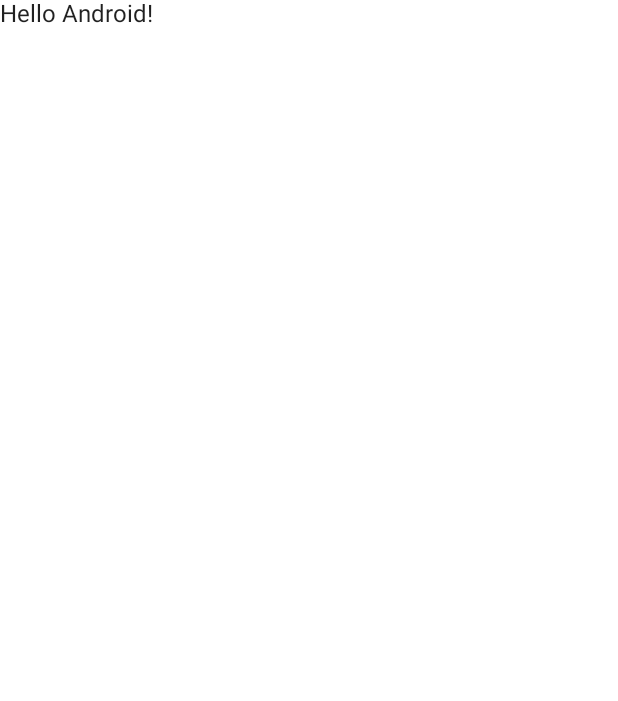
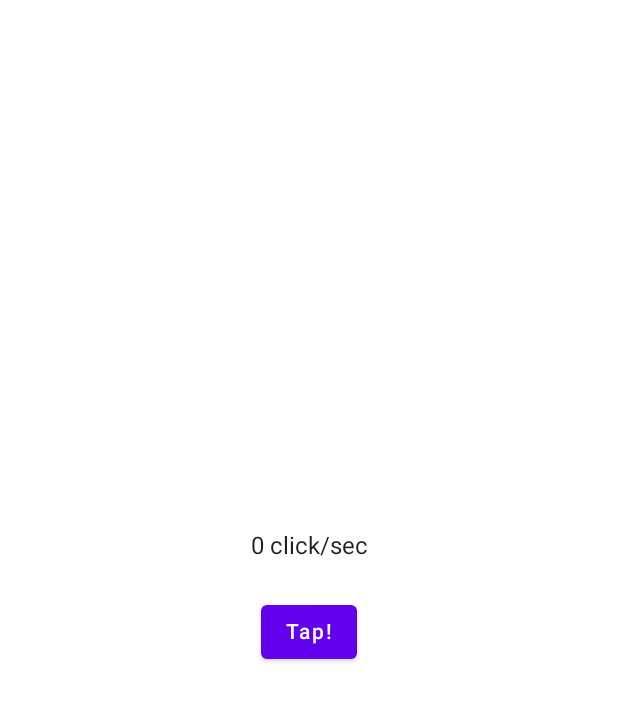
Before and after one commit to Imax1S/train_speed, an Android app built with Jetpack Compose: the screen it shows after launch (MainActivity), on a phone screen of 412 x 824 dp. Before the commit the part shown is almost empty. Shown: the top 701 px of the screen. Run offline under Robolectric (Android 15) with nearby library versions, the phone set to English and light mode, and no system bars.

Commit message:
first version of speedometer by tapping

```diff
--- a/app/src/main/java/com/example/train_speed/MainActivity.kt
+++ b/app/src/main/java/com/example/train_speed/MainActivity.kt
@@ -3,36 +3,65 @@ package com.example.train_speed
 import android.os.Bundle
 import androidx.activity.ComponentActivity
 import androidx.activity.compose.setContent
+import androidx.compose.foundation.layout.*
+import androidx.compose.material.Button
 import androidx.compose.material.MaterialTheme
 import androidx.compose.material.Surface
 import androidx.compose.material.Text
 import androidx.compose.runtime.Composable
+import androidx.compose.runtime.mutableStateOf
 import androidx.compose.ui.tooling.preview.Preview
 import com.example.train_speed.ui.theme.Train_speedTheme
+import androidx.compose.runtime.saveable.rememberSaveable
+import androidx.compose.ui.Alignment
+import androidx.compose.ui.Modifier
+import androidx.compose.ui.unit.dp
+import java.util.*
 
 class MainActivity : ComponentActivity() {
     override fun onCreate(savedInstanceState: Bundle?) {
         super.onCreate(savedInstanceState)
+        val startTime = Calendar.getInstance().timeInMillis
         setContent {
             Train_speedTheme {
-                // A surface container using the 'background' color from the theme
                 Surface(color = MaterialTheme.colors.background) {
-                    Greeting("Android")
+                    Speedometer(startTime = startTime)
                 }
             }
         }
     }
 }
 
+
 @Composable
-fun Greeting(name: String) {
-    Text(text = "Hello $name!")
+fun Speedometer(startTime: Long) {
+
+    val totalClicks = rememberSaveable { mutableStateOf(0) }
+    val clicksSpeed = rememberSaveable { mutableStateOf(0L) }
+    Column(
+        modifier = Modifier.fillMaxSize(),
+        verticalArrangement = Arrangement.Center,
+        horizontalAlignment = Alignment.CenterHorizontally
+    ) {
+        Text(text = "${clicksSpeed.value} click/sec")
+        Button(
+            modifier = Modifier.padding(vertical = 24.dp),
+            onClick = {
+                totalClicks.value += 1
+                clicksSpeed.value =
+                    totalClicks.value / ((Calendar.getInstance().timeInMillis - startTime) / 1000)
+            }
+        ) {
+            Text(text = "Tap!")
+        }
+    }
 }
 
 @Preview(showBackground = true)
 @Composable
 fun DefaultPreview() {
+    val startTime = Calendar.getInstance().timeInMillis
     Train_speedTheme {
-        Greeting("Android")
+        Speedometer(startTime)
     }
 }
```
